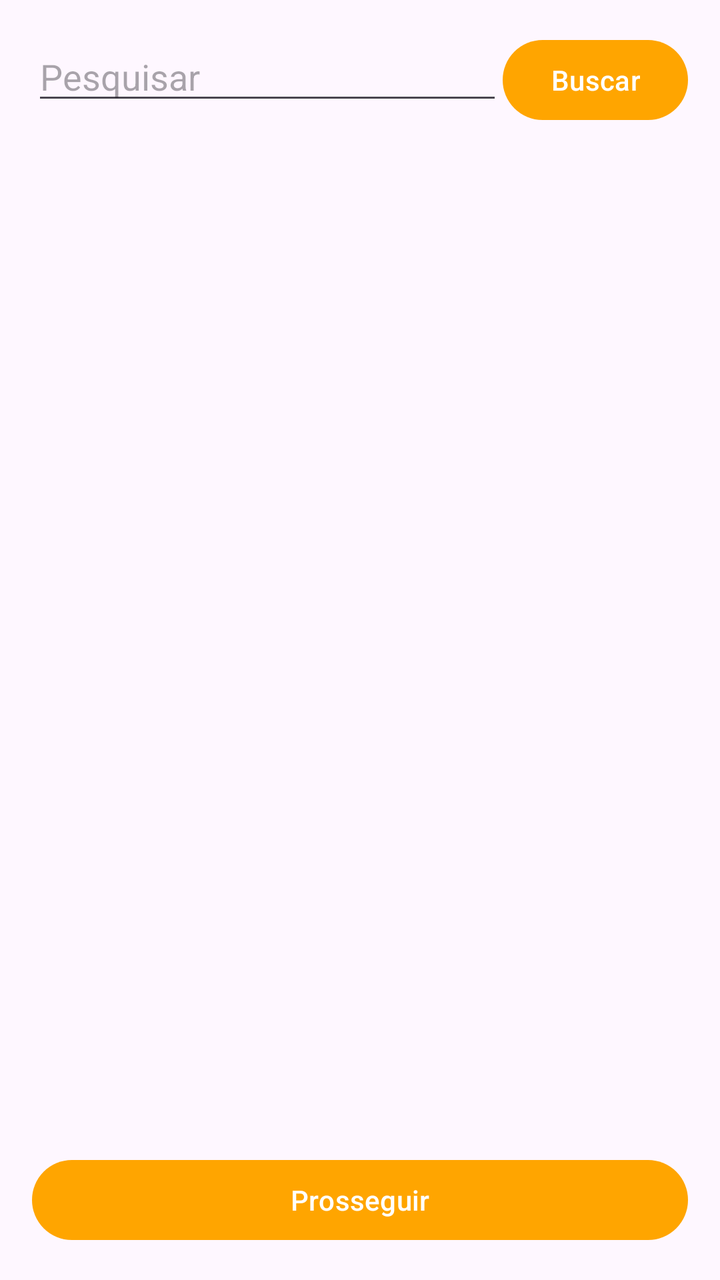
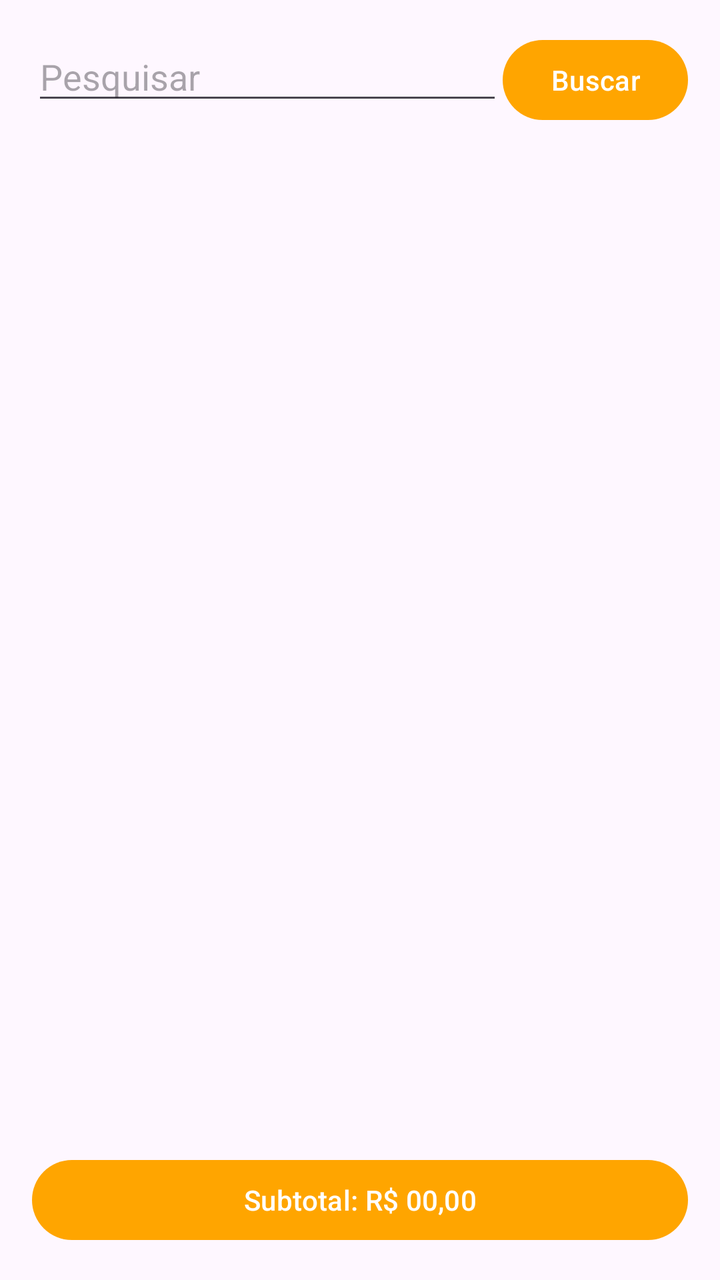

Two renders of the same Android screen: before a commit and after it. Below are the layout's source before the change and the commit's diff.
<!-- AndroidManifest.xml: application theme Theme.Pdv -->
<!-- res/layout/fragment_venda.xml -->
<?xml version="1.0" encoding="utf-8"?>
<LinearLayout xmlns:android="http://schemas.android.com/apk/res/android"
    android:layout_width="match_parent"
    android:layout_height="match_parent"
    android:orientation="vertical"
    android:padding="16dp">

    <LinearLayout
        android:id="@+id/areaBusca"
        android:layout_width="match_parent"
        android:layout_height="wrap_content"
        android:orientation="horizontal">

        <EditText
            android:id="@+id/busca"
            android:layout_width="0dp"
            android:layout_height="wrap_content"
            android:layout_weight="1"
            android:hint="Pesquisar"
            android:inputType="text" />

        <Button
            android:id="@+id/buscar"
            android:layout_width="wrap_content"
            android:layout_height="wrap_content"
            android:text="Buscar" />


    </LinearLayout>

    <ProgressBar
        android:id="@+id/progresso"
        android:layout_width="wrap_content"
        android:layout_height="wrap_content"
        android:layout_gravity="center_horizontal"
        android:visibility="gone" />

    <TextView
        android:id="@+id/mensagem"
        android:layout_width="match_parent"
        android:layout_height="wrap_content"
        android:gravity="center"
        android:padding="24dp"
        android:text="Nenhuma mercadoria encontrada"
        android:visibility="gone" />

    <ListView
        android:id="@+id/lista"
        android:layout_width="match_parent"
        android:layout_height="0dp"
        android:layout_weight="1" />

    <Button
        android:id="@+id/prosseguir"
        android:layout_width="match_parent"
        android:layout_height="wrap_content"
        android:text="Prosseguir" />
</LinearLayout>
<!-- resources referenced by this layout -->
<resources>
  <style name="Theme.Pdv" parent="Base.Theme.Pdv" />
  <style name="Base.Theme.Pdv" parent="Theme.Material3.DayNight">
          
          <item name="colorPrimary">@color/botao_fundo</item>
  
      </style>
  <color name="botao_fundo">#FFA500</color>
</resources>

<!-- the commit's change to res/layout/fragment_venda.xml (unified diff, before → after) -->
@@ -54,5 +54,5 @@
         android:id="@+id/prosseguir"
         android:layout_width="match_parent"
         android:layout_height="wrap_content"
-        android:text="Prosseguir" />
+        android:text="Subtotal: R$ 00,00" />
 </LinearLayout>
